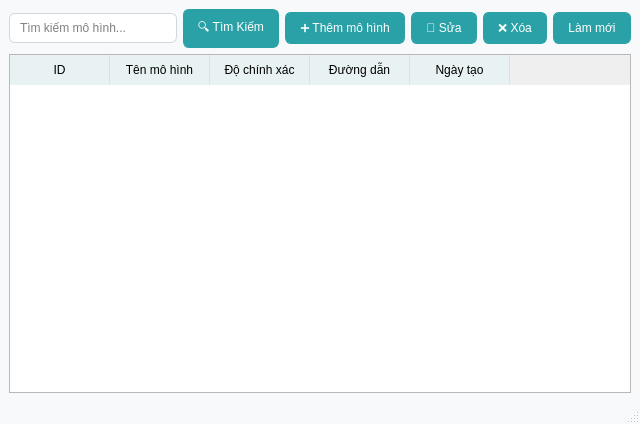
The window that final_ml/ui/ui_admin_model_management.ui (bichnga1845/MLBA_FinalProjectt) describes before a commit, drawn with Qt 5.
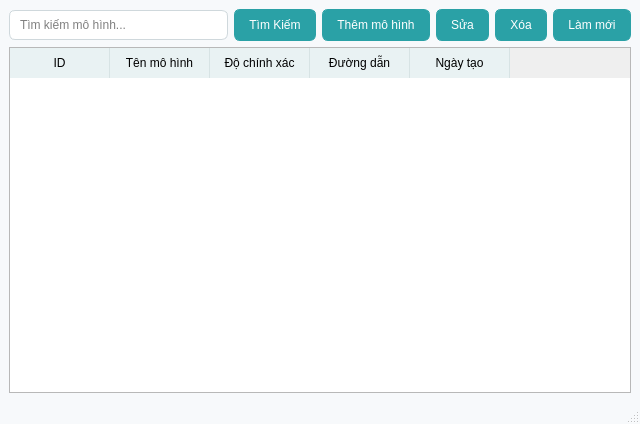
The same window after the commit.

Commit message: model management done

```diff
--- a/final_ml/ui/ui_admin_model_management.ui
+++ b/final_ml/ui/ui_admin_model_management.ui
@@ -43,28 +43,28 @@
       <item>
        <widget class="QPushButton" name="btnSearchModel">
         <property name="text">
-         <string>🔍 Tìm Kiếm</string>
+         <string>Tìm Kiếm</string>
         </property>
        </widget>
       </item>
       <item>
        <widget class="QPushButton" name="btnAddModel">
         <property name="text">
-         <string>➕ Thêm mô hình</string>
+         <string>Thêm mô hình</string>
         </property>
        </widget>
       </item>
       <item>
        <widget class="QPushButton" name="btnEditModel">
         <property name="text">
-         <string>📝 Sửa</string>
+         <string>Sửa</string>
         </property>
        </widget>
       </item>
       <item>
        <widget class="QPushButton" name="btnDeleteModel">
         <property name="text">
-         <string>❌ Xóa</string>
+         <string>Xóa</string>
         </property>
        </widget>
       </item>
```
The commit also changes 4 other files.
